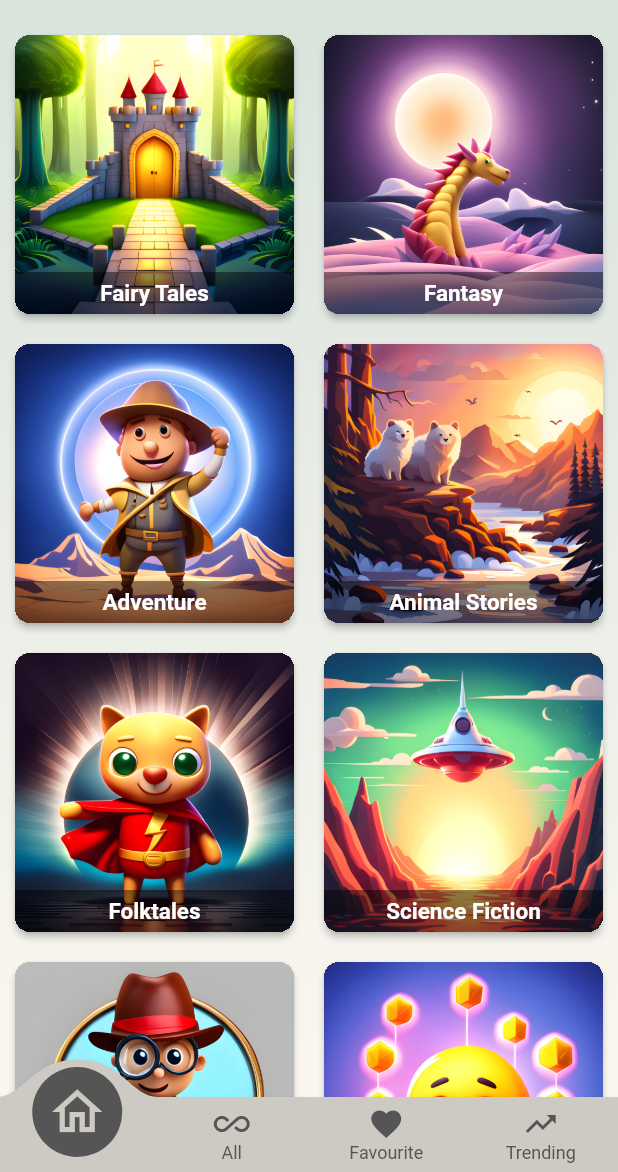
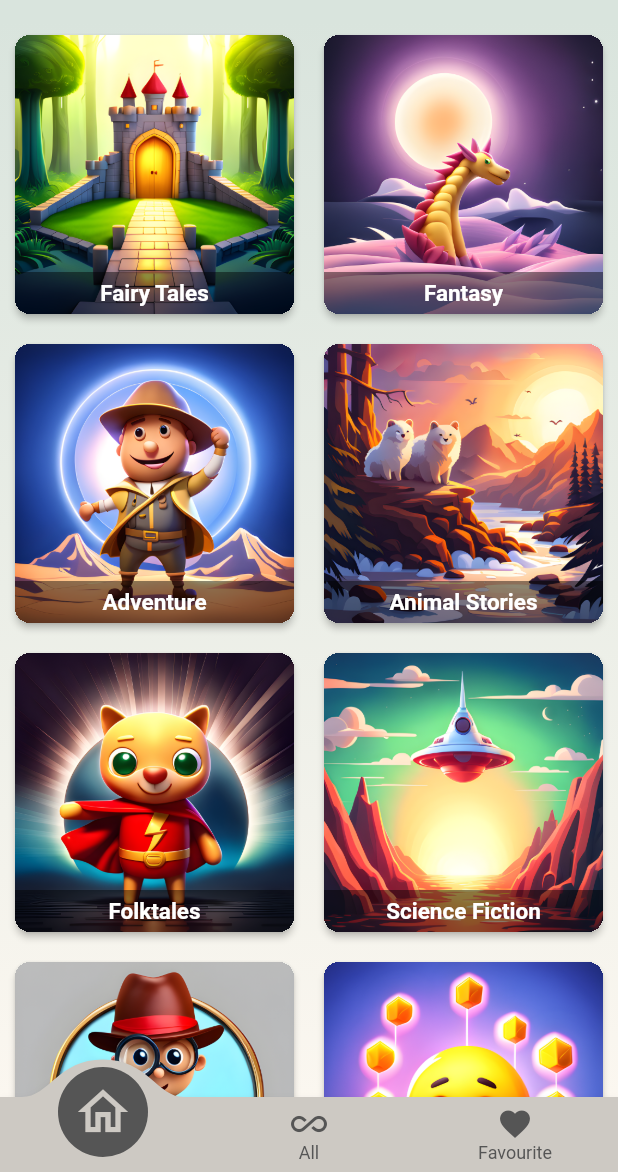
Before and after one commit to muthumala19/kids_stories, a Flutter app: the screen it shows once a user with an empty profile is signed in, on a phone screen of 412 x 824 dp, the part 64-1236 px from its top. Run offline on Flutter 3.47's test engine with Material 2 defaults, Android fonts, the phone set to English and light mode, and no system bars; drawn by our look-alikes of convex_bottom_bar; our stand-ins replace animated_text_kit, cloud_firestore, firebase_auth, firebase_core, flutter_riverpod, google_fonts and 2 more; accounts and stored records are empty.

Commit message:
Remove "Trending" Tab. Implementation of it will be done in phase 2.

```diff
--- a/lib/screens/categories_screen.dart
+++ b/lib/screens/categories_screen.dart
@@ -55,17 +55,6 @@ class _CategoryScreenState extends ConsumerState<CategoriesScreen> {
           );
           break;
         }
-      case 3:
-        {
-          activeAppBarTitle = "Trending";
-          activeContent = StoriesScreen(
-            backgroundColor: Theme.of(context).colorScheme.secondaryContainer,
-            list: const [],
-            showAppBar: false,
-            appBarTitle: activeAppBarTitle,
-          );
-          break;
-        }
     }
 
     return SafeArea(
--- a/lib/widgets/bottom_navigation_bar_widget.dart
+++ b/lib/widgets/bottom_navigation_bar_widget.dart
@@ -6,14 +6,12 @@ import 'package:kids_stories/providers/bottom_navigation_provider.dart';
 class BottomNavigationTabs extends ConsumerStatefulWidget {
   const BottomNavigationTabs({Key? key}) : super(key: key);
 
-
   @override
   ConsumerState<BottomNavigationTabs> createState() =>
       _BottomNavigationTabsState();
 }
 
 class _BottomNavigationTabsState extends ConsumerState<BottomNavigationTabs> {
-
   @override
   Widget build(BuildContext context) {
     return ConvexAppBar(
@@ -25,7 +23,6 @@ class _BottomNavigationTabsState extends ConsumerState<BottomNavigationTabs> {
         TabItem(icon: Icons.home_outlined, title: 'Home'),
         TabItem(icon: Icons.all_inclusive_outlined, title: 'All'),
         TabItem(icon: Icons.favorite, title: 'Favourite'),
-        TabItem(icon: Icons.trending_up_outlined, title: 'Trending'),
       ],
       onTap: (index) {
         setState(
```
